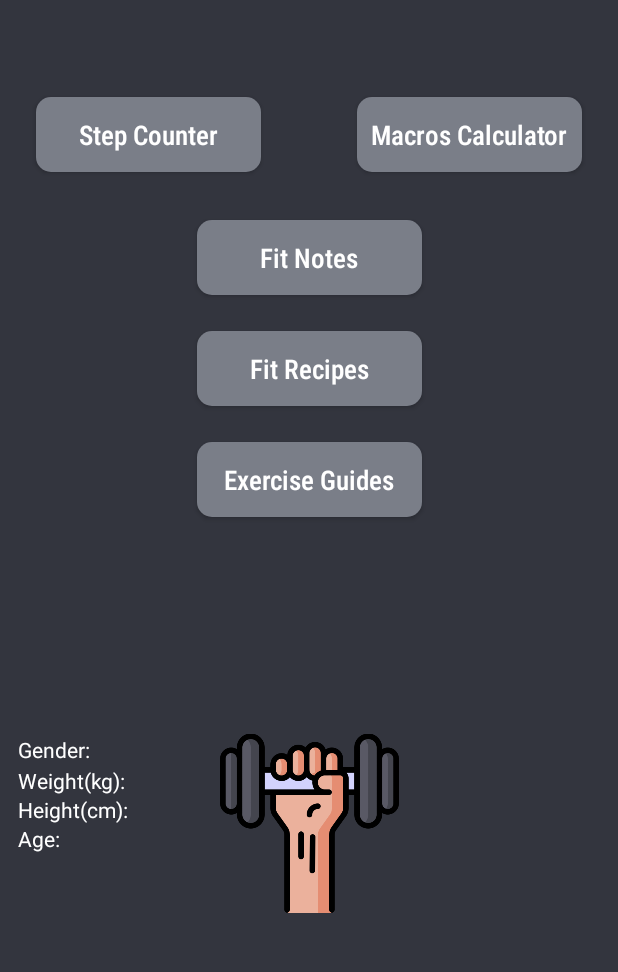
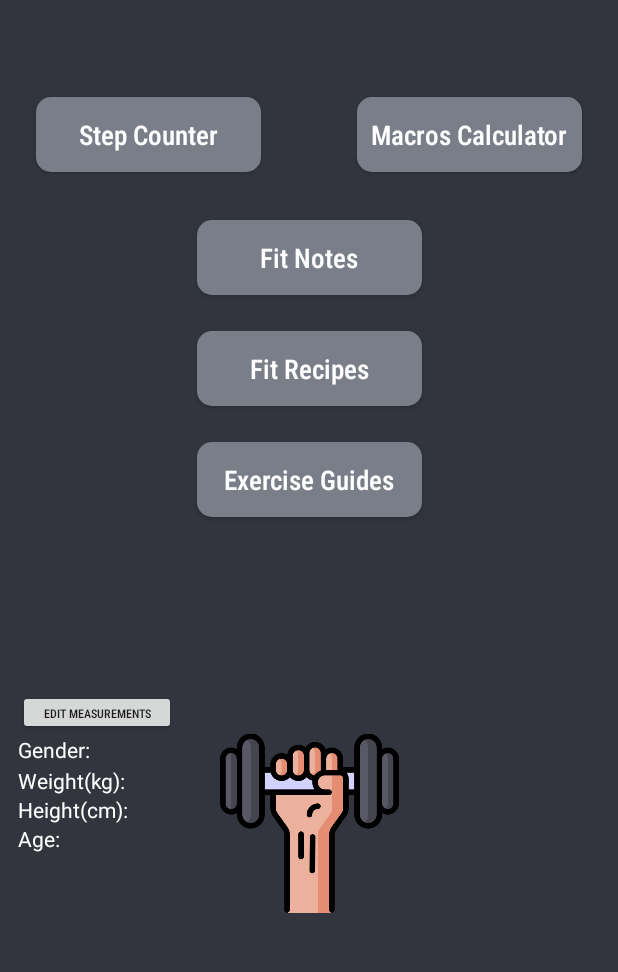
Before and after one commit to VGoychev/My-Fitness-v1.0, an Android app: the MainMenu screen opened directly, with no data from a screen before it, on a phone screen of 412 x 824 dp, the part 168-1140 px from its top. Run offline under Robolectric (Android 15) with nearby library versions, the phone set to English and light mode, and no system bars.

Commit message:
Making the MainActivity being skipped while you put values into weight,height,age,gender and it opens directly MainMenu , but the button edit doesn't work for the moment.

```diff
--- a/app/src/main/java/com/example/mystepscounter/MainMenu.java
+++ b/app/src/main/java/com/example/mystepscounter/MainMenu.java
@@ -6,6 +6,7 @@ import android.content.Context;
 import android.content.Intent;
 import android.content.SharedPreferences;
 import android.os.Bundle;
+import android.util.Log;
 import android.view.View;
 import android.view.Window;
 import android.widget.Button;
@@ -14,7 +15,7 @@ import android.widget.TextView;
 import java.text.DecimalFormat;
 
 public class MainMenu extends AppCompatActivity {
-Button  btnMC , btnFN , btnRec , btnGuides;
+Button  btnMC , btnFN , btnRec , btnGuides, btnEdit;
     public void btnStepClick(View view) {
         Intent intent = new Intent(this, StepCounter.class);
         startActivity(intent);
@@ -23,17 +24,23 @@ Button  btnMC , btnFN , btnRec , btnGuides;
         Intent intent = new Intent(this, MacrosCalculator.class);
         startActivity(intent);
     }
+    public void btnRecClick(View view){
+        Intent intent = new Intent(this, Recipes.class);
+        startActivity(intent);
+    }
+    public void btnEditClick(View view){
+        Log.d("MainMenu", "Edit button clicked");
+        Intent intent = new Intent(this, MainActivity.class);
+        startActivity(intent);
+    }
     @Override
     protected void onCreate(Bundle savedInstanceState) {
         super.onCreate(savedInstanceState);
         requestWindowFeature(Window.FEATURE_NO_TITLE);
         getSupportActionBar().hide();
         setContentView(R.layout.activity_main_menu);
-        TextView spHeight , spWeight , spAge , spGender , age1 , height1 , weight1 , gender1;
-//        spHeight = (TextView) findViewById(R.id.spHeight);
-//        spWeight = (TextView) findViewById(R.id.spWeight);
-//        spAge = (TextView) findViewById(R.id.spAge);
-//        spGender = (TextView) findViewById(R.id.spGender);
+        TextView age1 , height1 , weight1 , gender1;
+
         age1 = (TextView) findViewById(R.id.age1);
         height1 = (TextView) findViewById(R.id.height1);
         weight1 = (TextView) findViewById(R.id.weight1);
@@ -42,16 +49,14 @@ Button  btnMC , btnFN , btnRec , btnGuides;
         btnFN = (Button) findViewById(R.id.btnFN);
         btnRec = (Button) findViewById(R.id.btnRec);
         btnGuides = (Button) findViewById(R.id.btnGuides);
+        btnEdit = (Button) findViewById(R.id.btnEdit);
 
         SharedPreferences sp = getApplicationContext().getSharedPreferences("MyUserPrefs", Context.MODE_PRIVATE);
         String height = sp.getString("height" , "");
         String weight = sp.getString("weight" , "");
         String age = sp.getString("age" , "");
         String gender= sp.getString("gender", "");
-//        spHeight.setText(height);
-//        spWeight.setText(weight);
-//        spAge.setText(age);
-//        spGender.setText(gender);
+
         gender1.setText("Gender: " + gender);
         age1.setText("Age: " + age);
         height1.setText("Height(cm): " + height);
--- a/app/src/main/res/layout/activity_main_menu.xml
+++ b/app/src/main/res/layout/activity_main_menu.xml
@@ -80,6 +80,7 @@
         android:background="@drawable/custom_button"
         android:backgroundTint="@color/gray"
         android:fontFamily="sans-serif-condensed-medium"
+        android:onClick="btnRecClick"
         android:text="@string/btnRec"
         android:textAllCaps="false"
         android:textColor="@color/white"
@@ -119,25 +120,6 @@
         app:layout_constraintEnd_toEndOf="parent"
         app:layout_constraintStart_toStartOf="parent"
         app:layout_constraintTop_toTopOf="parent" />
-
-    <!--    <TextView-->
-    <!--        android:id="@+id/spHeight"-->
-    <!--        android:layout_width="wrap_content"-->
-    <!--        android:layout_height="wrap_content"-->
-    <!--        android:layout_marginTop="620dp"-->
-    <!--        android:layout_marginLeft="96dp"-->
-    <!--        android:text=""-->
-    <!--        android:textColor="@color/white"/>-->
-
-    <!--    <TextView-->
-    <!--        android:id="@+id/spWeight"-->
-    <!--        android:layout_width="wrap_content"-->
-    <!--        android:layout_height="wrap_content"-->
-    <!--        android:layout_marginTop="640dp"-->
-    <!--        android:layout_marginLeft="96dp"-->
-    <!--        android:text=""-->
-    <!--        android:textColor="@color/white"/>-->
-
     <TextView
         android:id="@+id/height1"
         android:layout_width="wrap_content"
@@ -158,25 +140,6 @@
         android:textColor="@color/white"
         app:layout_constraintBottom_toTopOf="@+id/height1"
         app:layout_constraintStart_toStartOf="parent" />
-
-    <!--    <TextView-->
-    <!--        android:id="@+id/spAge"-->
-    <!--        android:layout_width="wrap_content"-->
-    <!--        android:layout_height="wrap_content"-->
-    <!--        android:layout_marginTop="660dp"-->
-    <!--        android:layout_marginLeft="50dp"-->
-    <!--        android:text=""-->
-    <!--        android:textColor="@color/white"/>-->
-
-    <!--    <TextView-->
-    <!--        android:id="@+id/spGender"-->
-    <!--        android:layout_width="wrap_content"-->
-    <!--        android:layout_height="wrap_content"-->
-    <!--        android:layout_marginTop="600dp"-->
-    <!--        android:layout_marginLeft="70dp"-->
-    <!--        android:text=""-->
-    <!--        android:textColor="@color/white"/>-->
-
     <TextView
         android:id="@+id/age1"
         android:layout_width="wrap_content"
@@ -200,4 +163,20 @@
         app:layout_constraintBottom_toTopOf="@+id/weight1"
         app:layout_constraintStart_toStartOf="parent"
         app:layout_constraintTop_toBottomOf="@+id/btnGuides" />
+
+    <Button
+        android:id="@+id/btnEdit"
+        android:layout_width="105dp"
+        android:layout_height="30dp"
+        android:layout_marginStart="8dp"
+        android:fontFamily="sans-serif-condensed-medium"
+        android:text="@string/edit"
+        android:textSize="8sp"
+        android:onClick="btnEditClick"
+        app:layout_constraintBottom_toTopOf="@+id/gender1"
+        app:layout_constraintEnd_toStartOf="@+id/image"
+        app:layout_constraintHorizontal_bias="0.121"
+        app:layout_constraintStart_toStartOf="parent"
+        app:layout_constraintTop_toBottomOf="@+id/btnGuides"
+        app:layout_constraintVertical_bias="1.0" />
 </androidx.constraintlayout.widget.ConstraintLayout>
--- a/app/src/main/res/values/strings.xml
+++ b/app/src/main/res/values/strings.xml
@@ -21,6 +21,9 @@
     <string name="age">Age:</string>
     <string name="weight">Weight(kg):</string>
     <string name="height">Height(cm):</string>
+    <string name="recipes">Healthy Recipes</string>
+    <string name="chicken">Chicken with rice</string>
+    <string name="edit">edit measurements</string>
     <string-array name="array_menu">
         <item>...</item>
         <item>Chicken with rice</item>
```
Also changed, not shown: app/src/main/AndroidManifest.xml (+6 -3 lines), app/src/main/java/com/example/mystepscounter/MacrosCalculator.java (+0 -28 lines), app/src/main/java/com/example/mystepscounter/MainActivity.java (+32 -14 lines), app/src/main/java/com/example/mystepscounter/Recipes.java (added, +17 -0 lines), app/src/main/res/layout/activity_recipes.xml (added, +38 -0 lines).
